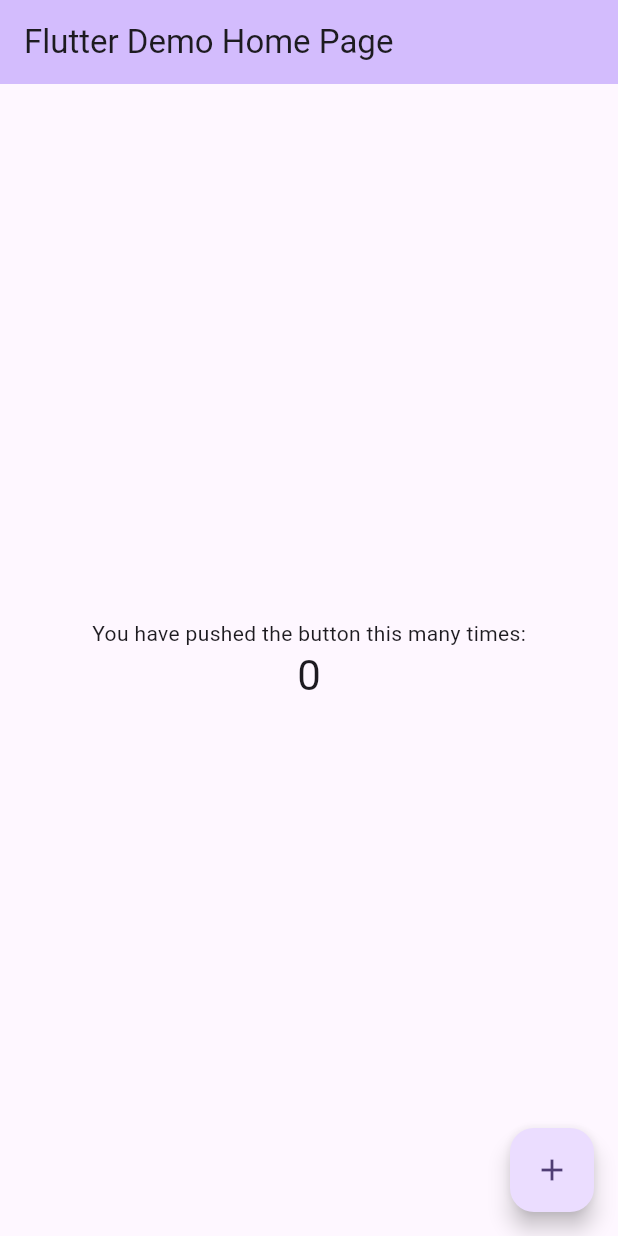
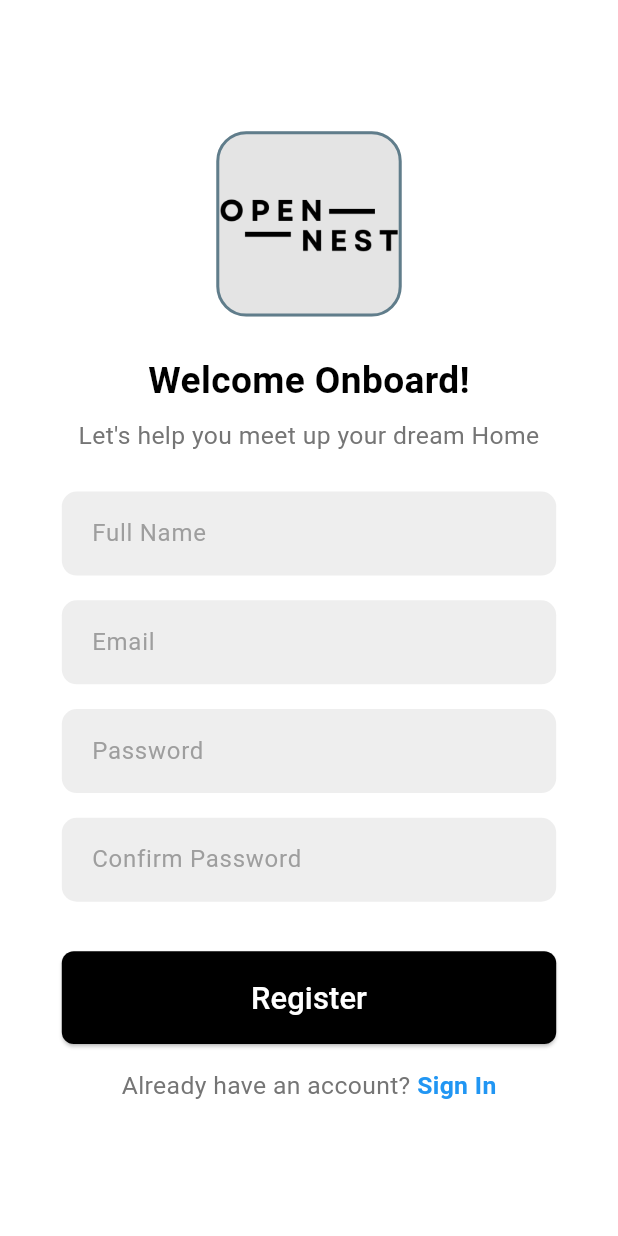
Before and after one commit to Aabrity/Open-Nest, a Flutter app: the screen it shows after launch, on a phone screen of 412 x 824 dp. Run offline on Flutter 3.47's test engine with Material 3 defaults, Android fonts, the phone set to English and light mode, and no system bars.

Commit message:
Register page work

```diff
--- a/lib/main.dart
+++ b/lib/main.dart
@@ -1,125 +1,17 @@
 import 'package:flutter/material.dart';
+import 'view/register_view.dart';
+import 'viewmodel/register_viewmodel.dart';
 
 void main() {
-  runApp(const MyApp());
+  runApp(MyApp());
 }
 
 class MyApp extends StatelessWidget {
-  const MyApp({super.key});
-
-  // This widget is the root of your application.
   @override
   Widget build(BuildContext context) {
     return MaterialApp(
-      title: 'Flutter Demo',
-      theme: ThemeData(
-        // This is the theme of your application.
-        //
-        // TRY THIS: Try running your application with "flutter run". You'll see
-        // the application has a purple toolbar. Then, without quitting the app,
-        // try changing the seedColor in the colorScheme below to Colors.green
-        // and then invoke "hot reload" (save your changes or press the "hot
-        // reload" button in a Flutter-supported IDE, or press "r" if you used
-        // the command line to start the app).
-        //
-        // Notice that the counter didn't reset back to zero; the application
-        // state is not lost during the reload. To reset the state, use hot
-        // restart instead.
-        //
-        // This works for code too, not just values: Most code changes can be
-        // tested with just a hot reload.
-        colorScheme: ColorScheme.fromSeed(seedColor: Colors.deepPurple),
-        useMaterial3: true,
-      ),
-      home: const MyHomePage(title: 'Flutter Demo Home Page'),
+      debugShowCheckedModeBanner: false,
+      home: RegisterView(),
     );
   }
 }
-
-class MyHomePage extends StatefulWidget {
-  const MyHomePage({super.key, required this.title});
-
-  // This widget is the home page of your application. It is stateful, meaning
-  // that it has a State object (defined below) that contains fields that affect
-  // how it looks.
-
-  // This class is the configuration for the state. It holds the values (in this
-  // case the title) provided by the parent (in this case the App widget) and
-  // used by the build method of the State. Fields in a Widget subclass are
-  // always marked "final".
-
-  final String title;
-
-  @override
-  State<MyHomePage> createState() => _MyHomePageState();
-}
-
-class _MyHomePageState extends State<MyHomePage> {
-  int _counter = 0;
-
-  void _incrementCounter() {
-    setState(() {
-      // This call to setState tells the Flutter framework that something has
-      // changed in this State, which causes it to rerun the build method below
-      // so that the display can reflect the updated values. If we changed
-      // _counter without calling setState(), then the build method would not be
-      // called again, and so nothing would appear to happen.
-      _counter++;
-    });
-  }
-
-  @override
-  Widget build(BuildContext context) {
-    // This method is rerun every time setState is called, for instance as done
-    // by the _incrementCounter method above.
-    //
-    // The Flutter framework has been optimized to make rerunning build methods
-    // fast, so that you can just rebuild anything that needs updating rather
-    // than having to individually change instances of widgets.
-    return Scaffold(
-      appBar: AppBar(
-        // TRY THIS: Try changing the color here to a specific color (to
-        // Colors.amber, perhaps?) and trigger a hot reload to see the AppBar
-        // change color while the other colors stay the same.
-        backgroundColor: Theme.of(context).colorScheme.inversePrimary,
-        // Here we take the value from the MyHomePage object that was created by
-        // the App.build method, and use it to set our appbar title.
-        title: Text(widget.title),
-      ),
-      body: Center(
-        // Center is a layout widget. It takes a single child and positions it
-        // in the middle of the parent.
-        child: Column(
-          // Column is also a layout widget. It takes a list of children and
-          // arranges them vertically. By default, it sizes itself to fit its
-          // children horizontally, and tries to be as tall as its parent.
-          //
-          // Column has various properties to control how it sizes itself and
-          // how it positions its children. Here we use mainAxisAlignment to
-          // center the children vertically; the main axis here is the vertical
-          // axis because Columns are vertical (the cross axis would be
-          // horizontal).
-          //
-          // TRY THIS: Invoke "debug painting" (choose the "Toggle Debug Paint"
-          // action in the IDE, or press "p" in the console), to see the
-          // wireframe for each widget.
-          mainAxisAlignment: MainAxisAlignment.center,
-          children: <Widget>[
-            const Text(
-              'You have pushed the button this many times:',
-            ),
-            Text(
-              '$_counter',
-              style: Theme.of(context).textTheme.headlineMedium,
-            ),
-          ],
-        ),
-      ),
-      floatingActionButton: FloatingActionButton(
-        onPressed: _incrementCounter,
-        tooltip: 'Increment',
-        child: const Icon(Icons.add),
-      ), // This trailing comma makes auto-formatting nicer for build methods.
-    );
-  }
-}
--- /dev/null
+++ b/lib/view/register_view.dart
@@ -0,0 +1,199 @@
+import 'package:flutter/material.dart';
+import '../viewmodel/register_viewmodel.dart';
+
+class RegisterView extends StatefulWidget {
+  const RegisterView({super.key});
+
+  @override
+  _RegisterViewState createState() => _RegisterViewState();
+}
+
+class _RegisterViewState extends State<RegisterView> {
+  final RegisterViewModel _viewModel = RegisterViewModel();
+
+  @override
+  Widget build(BuildContext context) {
+    final screenHeight = MediaQuery.of(context).size.height;
+    final screenWidth = MediaQuery.of(context).size.width;
+    final isLandscape = MediaQuery.of(context).orientation == Orientation.landscape;
+
+    return Scaffold(
+      body: Container(
+        width: double.infinity,
+        height: double.infinity,
+        color: Colors.white,
+        child: Center(
+          child: SingleChildScrollView(
+            child: Padding(
+              padding: EdgeInsets.only(
+                top: isLandscape ? screenHeight * 0.05 : 0,
+                bottom: isLandscape ? screenHeight * 0.05 : 0,
+              ),
+              child: Column(
+                mainAxisAlignment: MainAxisAlignment.center,
+                children: [
+                  // Logo with modernized style
+                  Container(
+                    height: isLandscape ? screenHeight * 0.25 : screenHeight * 0.15,
+                    width: isLandscape ? screenWidth * 0.3 : screenWidth * 0.3,
+                    decoration: BoxDecoration(
+                      borderRadius: BorderRadius.circular(20.0), // Slightly rounded edges
+                      border: Border.all(
+                        color: Colors.blueGrey,
+                        width: 2.0,
+                      ),
+                      image: const DecorationImage(
+                        image: AssetImage('assets/images/logo.png'), // Replace with your logo asset
+                        fit: BoxFit.cover,
+                      ),
+                    ),
+                  ),
+                  SizedBox(height: screenHeight * 0.03),
+                  Text(
+                    "Welcome Onboard!",
+                    style: TextStyle(
+                      fontSize: isLandscape ? screenHeight * 0.05 : screenHeight * 0.03,
+                      fontWeight: FontWeight.bold,
+                      color: Colors.black,
+                    ),
+                  ),
+                  SizedBox(height: screenHeight * 0.01),
+                  Text(
+                    "Let's help you meet up your dream Home",
+                    textAlign: TextAlign.center,
+                    style: TextStyle(
+                      fontSize: isLandscape ? screenHeight * 0.04 : screenHeight * 0.02,
+                      color: Colors.grey[600],
+                    ),
+                  ),
+                  SizedBox(height: screenHeight * 0.03),
+                  Padding(
+                    padding: EdgeInsets.symmetric(horizontal: screenWidth * 0.1),
+                    child: Column(
+                      children: [
+                        // Modernized Text Fields with Floating Labels
+                        _buildModernTextField(
+                          controller: _viewModel.nameController,
+                          labelText: "Full Name",
+                        ),
+                        SizedBox(height: screenHeight * 0.02),
+                        _buildModernTextField(
+                          controller: _viewModel.emailController,
+                          labelText: "Email",
+                        ),
+                        SizedBox(height: screenHeight * 0.02),
+                        _buildModernTextField(
+                          controller: _viewModel.passwordController,
+                          labelText: "Password",
+                          isPassword: true,
+                        ),
+                        SizedBox(height: screenHeight * 0.02),
+                        _buildModernTextField(
+                          controller: _viewModel.confirmPasswordController,
+                          labelText: "Confirm Password",
+                          isPassword: true,
+                        ),
+                        SizedBox(height: screenHeight * 0.04),
+                        SizedBox(
+                          width: double.infinity,
+                          child: ElevatedButton(
+                            style: ElevatedButton.styleFrom(
+                              padding: EdgeInsets.all(screenHeight * 0.02),
+                              backgroundColor: Colors.black,
+                              shape: RoundedRectangleBorder(
+                                borderRadius: BorderRadius.circular(8.0),
+                              ),
+                            ),
+                            onPressed: () async {
+                              String? result = await _viewModel.register();
+                              if (result != null) {
+                                // Show error message using a Snackbar
+                                ScaffoldMessenger.of(context).showSnackBar(
+                                  SnackBar(content: Text(result)),
+                                );
+                              } else {
+                                // Optionally, show a success message
+                                ScaffoldMessenger.of(context).showSnackBar(
+                                  const SnackBar(content: Text('Registration successful!')),
+                                );
+                              }
+                            },
+                            child: Text(
+                              "Register",
+                              style: TextStyle(
+                                fontSize: isLandscape ? screenHeight * 0.05 : screenHeight * 0.025,
+                                color: Colors.white,
+                              ),
+                            ),
+                          ),
+                        ),
+                        SizedBox(height: screenHeight * 0.02),
+                        Row(
+                          mainAxisAlignment: MainAxisAlignment.center,
+                          children: [
+                            Text(
+                              "Already have an account? ",
+                              style: TextStyle(
+                                color: Colors.grey[600],
+                                fontSize: isLandscape ? screenHeight * 0.04 : screenHeight * 0.02,
+                              ),
+                            ),
+                            GestureDetector(
+                              onTap: () {
+                                // Add navigation to Sign In screen
+                              },
+                              child: Text(
+                                "Sign In",
+                                style: TextStyle(
+                                  color: Colors.blue,
+                                  fontWeight: FontWeight.bold,
+                                  fontSize: isLandscape ? screenHeight * 0.04 : screenHeight * 0.02,
+                                ),
+                              ),
+                            ),
+                          ],
+                        ),
+                      ],
+                    ),
+                  ),
+                ],
+              ),
+            ),
+          ),
+        ),
+      ),
+    );
+  }
+
+  // Modernized Text Field Widget with Floating Label
+  Widget _buildModernTextField({
+    required TextEditingController controller,
+    required String labelText,
+    bool isPassword = false,
+  }) {
+    return TextField(
+      controller: controller,
+      obscureText: isPassword,
+      decoration: InputDecoration(
+        labelText: labelText,
+        filled: true,
+        fillColor: Colors.grey[200],
+        border: OutlineInputBorder(
+          borderRadius: BorderRadius.circular(10.0),
+          borderSide: BorderSide.none,
+        ),
+        focusedBorder: OutlineInputBorder(
+          borderRadius: BorderRadius.circular(10.0),
+          borderSide: const BorderSide(color: Colors.blue, width: 1.5),
+        ),
+        floatingLabelBehavior: FloatingLabelBehavior.auto, // Floating label on focus or input
+        contentPadding: const EdgeInsets.symmetric(vertical: 16.0, horizontal: 16.0),
+        labelStyle: TextStyle(
+          color: Colors.grey[500],
+          fontSize: 16.0,
+        ),
+      ),
+      style: const TextStyle(fontSize: 16.0),
+    );
+  }
+}
--- /dev/null
+++ b/lib/viewmodel/register_viewmodel.dart
@@ -0,0 +1,41 @@
+import 'package:flutter/material.dart';
+
+class RegisterViewModel {
+  final TextEditingController nameController = TextEditingController();
+  final TextEditingController emailController = TextEditingController();
+  final TextEditingController passwordController = TextEditingController();
+  final TextEditingController confirmPasswordController = TextEditingController();
+
+  // Perform validation and registration logic
+  Future<String?> register() async {
+    // Validate name, email, password, and confirm password
+    if (nameController.text.isEmpty ||
+        emailController.text.isEmpty ||
+        passwordController.text.isEmpty ||
+        confirmPasswordController.text.isEmpty) {
+      return "Please fill in all fields";
+    }
+
+    if (!_validateEmail(emailController.text)) {
+      return "Invalid email format";
+    }
+
+    if (passwordController.text != confirmPasswordController.text) {
+      return "Passwords do not match";
+    }
+
+    // Simulate a network call or async operation (e.g., registration API)
+    await Future.delayed(const Duration(seconds: 2)); // Simulate network delay
+
+    // If everything is valid, return null (or success message)
+    return null; // Return null for success
+  }
+
+  // Email validation method
+  bool _validateEmail(String email) {
+    String pattern =
+        r'^[a-zA-Z0-9._%+-]+@[a-zA-Z0-9.-]+\.[a-zA-Z]{2,}$';
+    RegExp regExp = RegExp(pattern);
+    return regExp.hasMatch(email);
+  }
+}
--- a/pubspec.yaml
+++ b/pubspec.yaml
@@ -59,9 +59,9 @@ flutter:
   uses-material-design: true
 
   # To add assets to your application, add an assets section, like this:
-  # assets:
-  #   - images/a_dot_burr.jpeg
-  #   - images/a_dot_ham.jpeg
+  assets:
+    - assets/images/
+    - assets/images/logo.png
 
   # An image asset can refer to one or more resolution-specific "variants", see
   # https://flutter.dev/to/resolution-aware-images
```
Also changed, not shown: assets/images/logo.png (added), assets/images/logo1.png (added), assets/images/logo2.png (added).
